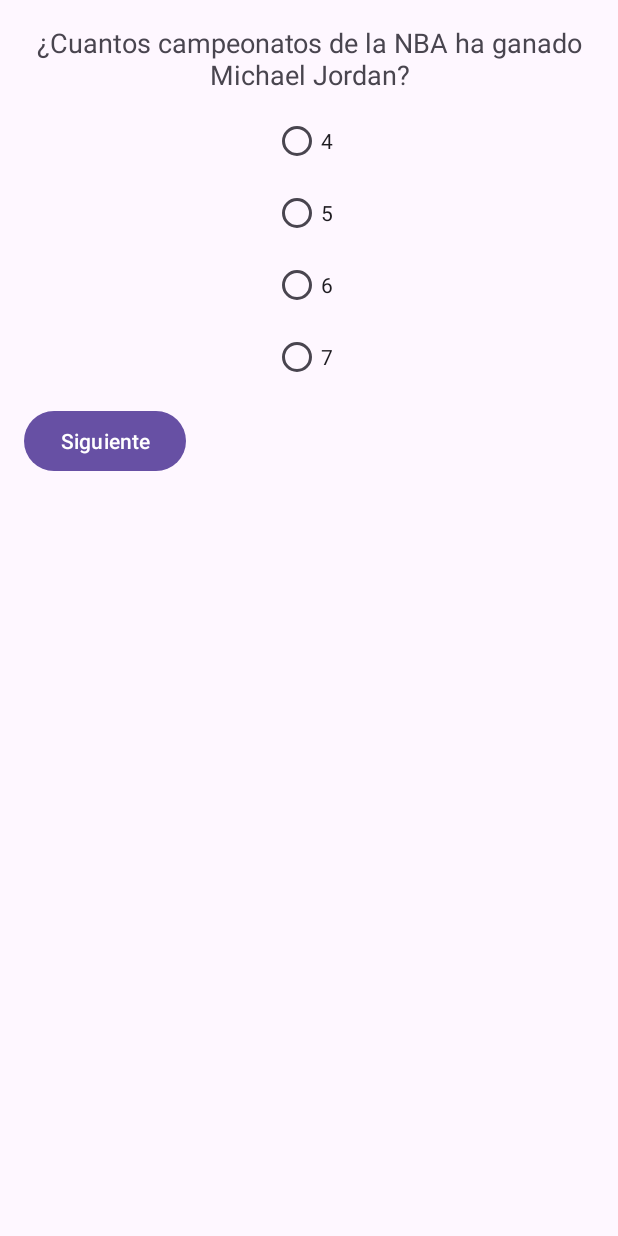
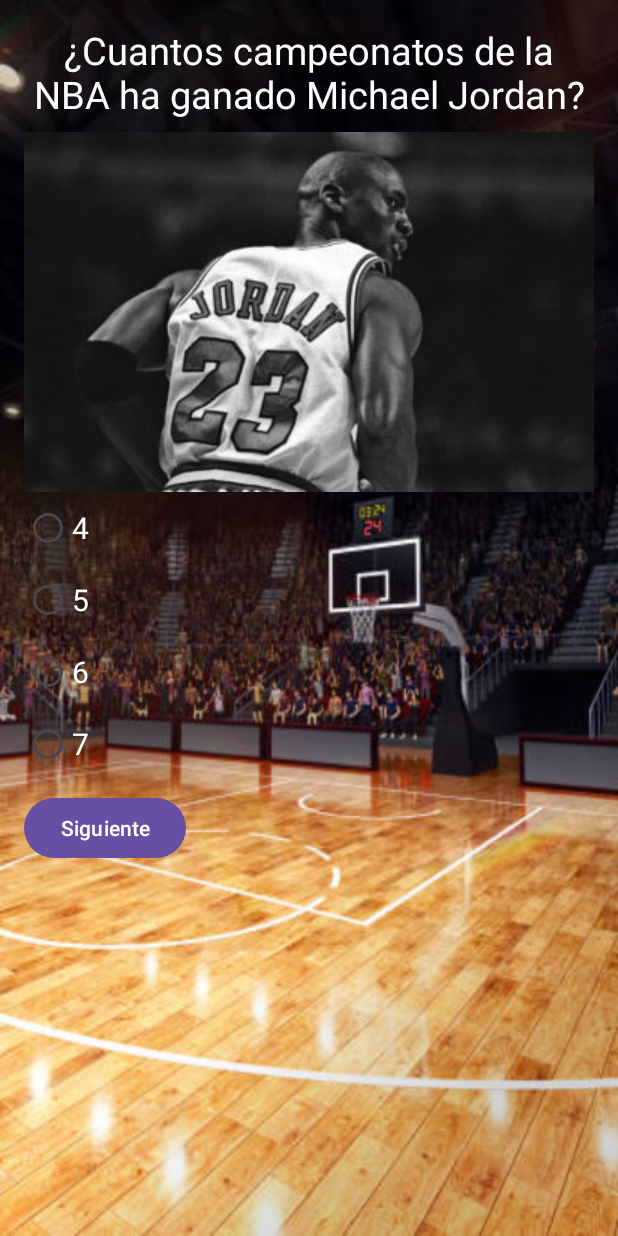
Before and after one commit to MauHideki/TriviaApp, an Android app: the BasketballQ1 screen opened directly, with no data from a screen before it, on a phone screen of 412 x 824 dp. Run offline under Robolectric (Android 15) with nearby library versions, the phone set to English and light mode, and no system bars.

Commit message:
se añaden imagenes y se modifica codigo en la opcion de basketball

```diff
--- a/app/src/main/java/com/example/triviaapp/BasketballQ1.java
+++ b/app/src/main/java/com/example/triviaapp/BasketballQ1.java
@@ -4,12 +4,20 @@ import androidx.appcompat.app.AppCompatActivity;
 import android.os.Bundle;
 import android.view.View;
 import android.widget.Button;
+import android.widget.ImageView;
 import android.widget.RadioButton;
 import android.widget.RadioGroup;
 import android.widget.TextView;
 import android.widget.Toast;
 
 public class BasketballQ1 extends AppCompatActivity {
+    private int [] imagenesPreguntas={
+        R.drawable.jordan,
+        R.drawable.equiposnba,
+        R.drawable.triple,
+        R.drawable.anotadores,
+        R.drawable.olimpico
+    };
     private String[] questions = {
             "¿Cuantos campeonatos de la NBA ha ganado Michael Jordan?",
             "¿Que equipo tiene mas titulos en la historia de la NBA?",
@@ -39,6 +47,7 @@ public class BasketballQ1 extends AppCompatActivity {
     private RadioGroup answersGroup;
     private TextView resultText;
     private Button nextButton;
+    private ImageView imagePregunta;
 
     @Override
     protected void onCreate(Bundle savedInstanceState) {
@@ -50,6 +59,7 @@ public class BasketballQ1 extends AppCompatActivity {
         answersGroup = findViewById(R.id.respuestas_group);
         resultText = findViewById(R.id.result_text);
         nextButton = findViewById(R.id.next_button);
+        imagePregunta = findViewById(R.id.image_pregunta);
 
         // Esta función muestra la primera pregunta
         setQuestion();
@@ -75,6 +85,9 @@ public class BasketballQ1 extends AppCompatActivity {
         answer2.setText(answers[currentQuestion][1]);
         answer3.setText(answers[currentQuestion][2]);
         answer4.setText(answers[currentQuestion][3]);
+
+        //Cambia la imagen de la pregunta actual
+        imagePregunta.setImageResource(imagenesPreguntas[currentQuestion]);
 
         // Limpiar selección anterior (debemos limpiar el grupo)
         answersGroup.clearCheck();
--- a/app/src/main/res/layout/basketball_q1.xml
+++ b/app/src/main/res/layout/basketball_q1.xml
@@ -2,6 +2,7 @@
     android:layout_width="match_parent"
     android:layout_height="match_parent"
     android:orientation="vertical"
+    android:background="@drawable/fondobasketball"
     android:padding="16dp">
 
     <TextView
@@ -11,14 +12,22 @@
         android:text="Pregunta 1: ¿Cuantos campeonatos de la NBA ha ganado Michael Jordan?"
         android:gravity="center"
         android:layout_gravity="center_horizontal"
-        android:textSize="18sp"
+        android:textSize="25sp"
+        android:textColor="@color/white"
         android:layout_marginBottom="8dp"/>
+
+    <ImageView
+        android:id="@+id/image_pregunta"
+        android:layout_width="wrap_content"
+        android:layout_height="wrap_content"
+        android:layout_gravity="center"
+        android:scaleType="centerCrop"/>
 
     <RadioGroup
         android:id="@+id/respuestas_group"
         android:layout_width="wrap_content"
         android:layout_height="wrap_content"
-        android:layout_gravity="center_horizontal"
+        android:layout_gravity="left"
         android:orientation="vertical"
         android:layout_marginBottom="8dp">
 
@@ -27,25 +36,33 @@
             android:id="@+id/respuesta1"
             android:layout_width="wrap_content"
             android:layout_height="wrap_content"
-            android:text="4" />
+            android:text="4"
+            android:textColor="@color/white"
+            android:textSize="20sp"/>
 
         <RadioButton
             android:id="@+id/respuesta2"
             android:layout_width="wrap_content"
             android:layout_height="wrap_content"
-            android:text="5" />
+            android:text="5"
+            android:textColor="@color/white"
+            android:textSize="20sp"/>
 
         <RadioButton
             android:id="@+id/respuesta3"
             android:layout_width="wrap_content"
             android:layout_height="wrap_content"
-            android:text="6" />
+            android:text="6"
+            android:textColor="@color/white"
+            android:textSize="20sp"/>
 
         <RadioButton
             android:id="@+id/respuesta4"
             android:layout_width="wrap_content"
             android:layout_height="wrap_content"
-            android:text="7" />
+            android:text="7"
+            android:textColor="@color/white"
+            android:textSize="20sp"/>
     </RadioGroup>
 
     <Button
```
Also changed, not shown: app/src/main/res/drawable/anotadores.PNG (added), app/src/main/res/drawable/equiposnba.jpg (added), app/src/main/res/drawable/jordan.jpg (added), app/src/main/res/drawable/olimpico.jpg (added), app/src/main/res/drawable/triple.jpg (added).
